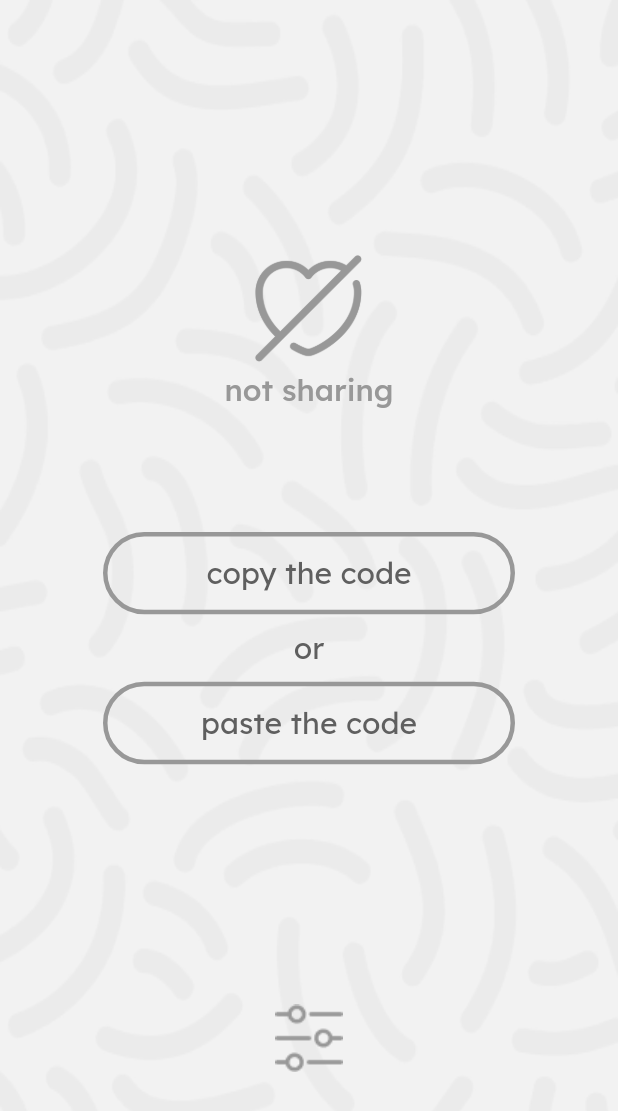
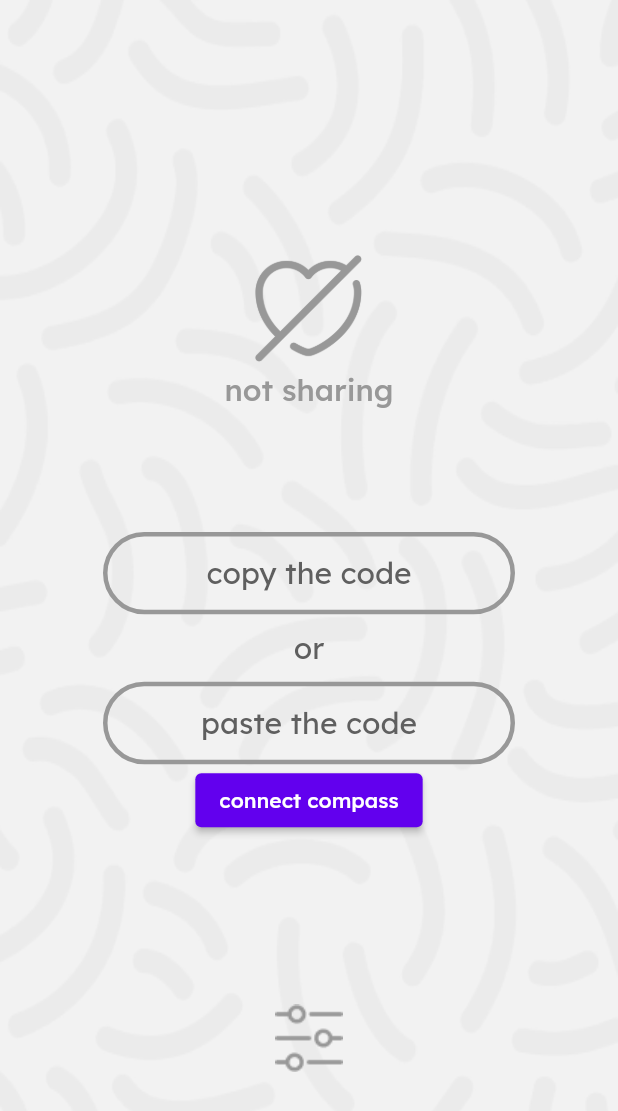
Before and after one commit to lolmaxlevel/compass_app, a Flutter app: the screen it shows after launch, on a phone screen of 412 x 824 dp. Shown: the top 1111 px of the screen. Run offline on Flutter 3.47's test engine with Material 2 defaults, Android fonts, the phone set to English and light mode, and no system bars; our stand-ins replace adaptive_theme, card_swiper, page_transition, pin_code_fields, shared_preferences; missing offline and left inert: background_location, flutter_animator, mutex, random_color_scheme, web_socket_client; network calls fail; statements that could not run were skipped.

Commit message:
everything seems done

```diff
--- a/lib/models/server_io.dart
+++ b/lib/models/server_io.dart
@@ -21,7 +21,6 @@ class Request {
 class LocationRequest extends Request {
   final String type;
   final String id;
-  final String partnerId;
   final String latitude;
   final String longitude;
   final String altitude;
@@ -30,14 +29,13 @@ class LocationRequest extends Request {
   final String speed;
   final String time;
 
-  LocationRequest(this.type,this.id, this.partnerId, this.latitude, this.longitude,
+  LocationRequest(this.type,this.id, this.latitude, this.longitude,
         this.altitude, this.accuracy, this.bearing, this.speed, this.time);
 
   LocationRequest.fromJson(Map<String, dynamic> json)
       :
         type = json['type'],
         id = json['id'],
-        partnerId = json['partner_id'],
         latitude = json['lat'],
         longitude = json['long'],
         altitude = json['alt'],
@@ -50,7 +48,6 @@ class LocationRequest extends Request {
   Map<String, dynamic> toJson() => {
     'type':       "location",
     'id':         id,
-    'partner_id': partnerId,
     'lat':        latitude,
     'long':       longitude,
     'alt':        altitude,
@@ -74,3 +71,34 @@ class HandShakeRequest extends Request{
     'id':         id,
   };
 }
+
+class CompassRequest extends Request{
+  final String type;
+  final String id;
+  final String partnerId;
+  final String status;
+
+  CompassRequest(
+  {
+    this.type = "compass",
+    required this.id,
+    required this.partnerId,
+    required this.status,
+  });
+
+  CompassRequest.fromJson(Map<String, dynamic> json)
+      :
+        type = json['type'],
+        id = json['id'],
+        partnerId = json['partnerId'],
+        status = json['status'];
+
+  @override
+  Map<String, dynamic> toJson() => {
+    'type':       "compass",
+    'id':         id,
+    'partnerId':  partnerId,
+    'status':     status,
+    'time':       DateTime.now().microsecondsSinceEpoch.toString(),
+  };
+}
--- a/lib/pages/main_screen.dart
+++ b/lib/pages/main_screen.dart
@@ -15,6 +15,7 @@ import '../models/server_io.dart';
 import 'package:mutex/mutex.dart';
 import 'package:web_socket_client/web_socket_client.dart';
 import 'package:page_transition/page_transition.dart';
+import 'package:http/http.dart' as http;
 
 class MainScreen extends StatefulWidget {
   final AdaptiveThemeMode? savedThemeMode;
@@ -36,9 +37,12 @@ class MainScreenState extends State<MainScreen> {
   String location = "";
   final Future<SharedPreferences> _prefs = SharedPreferences.getInstance();
   late final WebSocket socket;
-
+  bool compassConnected = false;
+  late Future<String> futureHost;
+  late String host;
   @override
   void initState() {
+    super.initState();
     _prefs.then((SharedPreferences prefs) {
       id = prefs.getString('id')??"";
       if (id == ""){
@@ -46,23 +50,31 @@ class MainScreenState extends State<MainScreen> {
       }
       prefs.setString('id', id);
     });
-    connectToServer();
-    super.initState();
+    futureHost = fetchHost();
+    futureHost.then((value) => host = value);
+    futureHost.whenComplete(
+            () => connectToServer()
+    );
   }
+
   void connectToServer(){
     socket = WebSocket(
-        Uri.parse('ws://192.168.0.106:9000'),
+        Uri.parse("ws://$host"),
         timeout: const Duration(seconds: 5),
         backoff: const ConstantBackoff(Duration(seconds: 5))
     );
     socket.messages.listen((message) {
-      print(message);
+      print("new nessage: $message");
     });
     socket.connection.listen((state) {
       if (state == const Connecting() || state == const Reconnecting()){
         if (kDebugMode) {
           print("connecting");
         }
+        // use provider right here
+        // if (heartClicked){
+        //   toggleLocation();
+        // }
         setState(() {
           isServerConnected = false;
         });
@@ -72,14 +84,17 @@ class MainScreenState extends State<MainScreen> {
         if (kDebugMode) {
           print("connected");
         }
-        sendMessage(HandShakeRequest(id));
         setState(() {
           isServerConnected = true;
         });
+        sendMessage(HandShakeRequest(id));
       }
       if (state == const Disconnected()){
         if (kDebugMode) {
           print("disconnected");
+        }
+        if (heartClicked){
+          toggleLocation();
         }
         setState(() {
           isServerConnected = false;
@@ -87,10 +102,11 @@ class MainScreenState extends State<MainScreen> {
       }
     });
   }
+
   void sendMessage(Request request) {
     if (isServerConnected) {
       if (kDebugMode) {
-        print("sending ${jsonEncode(request)}");
+        print("sending message");
       }
       socket.send(jsonEncode(request));
     }
@@ -125,7 +141,7 @@ class MainScreenState extends State<MainScreen> {
                   child: Column(
                     children: [
                       Padding(padding: EdgeInsets.symmetric(vertical: height*0.10)),
-                      AnimatedHeart(onPressed: toggleLocation, isServerConnected: isServerConnected),
+                      AnimatedHeart(onPressed: toggleLocation, isServerConnected: isServerConnected, isCompassConnected: compassConnected),
                       AnimatedSwitcher(
                           duration: const Duration(milliseconds: 300),
                           transitionBuilder:
@@ -135,7 +151,11 @@ class MainScreenState extends State<MainScreen> {
                                 child: child
                             );},
                           child: Text(
-                            heartClicked?"sharing":"not sharing",
+                            heartClicked
+                                ? (!compassConnected
+                                ? "sharing":"the compass points at your love")
+                                : (!compassConnected
+                                ? "not sharing":"the compass is stopped"),
                             key: ValueKey(heartClicked),
                             style: Theme.of(context).textTheme.bodyLarge,
                           )
@@ -146,7 +166,11 @@ class MainScreenState extends State<MainScreen> {
                       const Text('or', style: TextStyle(fontSize: 20),),
                       const Padding(padding: EdgeInsets.only(top: 10)),
                       const BaseButton(data: "paste the code", child: PasteCode()),
-                      Text(location),
+                      ElevatedButton(onPressed:
+                          () => {setState(() {
+                          compassConnected = !compassConnected;}),
+                          },
+                          child: Text(compassConnected?"disconnect compass":"connect compass")),
                       Expanded(
                         child: Align(
                           alignment: Alignment.bottomCenter,
@@ -193,11 +217,22 @@ class MainScreenState extends State<MainScreen> {
     );
   }
 
-  void toggleLocation(){
+  void toggleLocation() async {
+    final SharedPreferences prefs = await SharedPreferences.getInstance();
+    if (compassConnected) {
+        sendMessage(
+            CompassRequest(
+                id: id,
+                partnerId: prefs.getString('partner_id')??"",
+                status: heartClicked ? "stop" : "start"
+            ));
+      }
+    else {
       heartClicked ? stopLocation() : startLocationService();
-      setState(() {
-        heartClicked = !heartClicked;
-      });
+    }
+    setState(() {
+      heartClicked = !heartClicked;
+    });
   }
 
 
@@ -231,7 +266,6 @@ class MainScreenState extends State<MainScreen> {
             LocationRequest(
               "location",
               prefs.getString('id')??"",
-              prefs.getString('partner_id')??"",
               location.latitude.toString(),
               location.longitude.toString(),
               location.altitude.toString(),
@@ -249,6 +283,20 @@ class MainScreenState extends State<MainScreen> {
     BackgroundLocation.stopLocationService();
   }
 
+  Future<String> fetchHost() async {
+    final response =
+    await http.get(Uri.parse('https://pastebin.com/raw/UK7tXhnn'));
+    if (response.statusCode == 200) {
+      // If the server did return a 200 OK response,
+      // then parse the JSON.
+      return response.body;
+    } else {
+      // If the server did not return a 200 OK response,
+      // then throw an exception.
+      throw Exception('Failed to load album');
+    }
+  }
+
   @override
   void dispose() {
     BackgroundLocation.stopLocationService();
--- a/lib/widgets/AnimatedHeart.dart
+++ b/lib/widgets/AnimatedHeart.dart
@@ -3,11 +3,19 @@ import 'package:flutter_animator/animation/animation_preferences.dart';
 import 'package:flutter_animator/animation/animator_play_states.dart';
 import 'package:flutter_animator/widgets/animator_widget.dart';
 import 'package:flutter_animator/widgets/attention_seekers/heart_beat.dart';
+import 'package:shared_preferences/shared_preferences.dart';
 
 class AnimatedHeart extends StatefulWidget {
-  const AnimatedHeart({Key? key, required this.onPressed, required this.isServerConnected}) : super(key: key);
+  const AnimatedHeart({
+    Key? key,
+    required this.onPressed,
+    required this.isServerConnected,
+    required this.isCompassConnected,
+
+  }) : super(key: key);
   final Function onPressed;
   final bool isServerConnected;
+  final bool isCompassConnected;
 
   @override
   State<AnimatedHeart> createState() => _AnimatedHeartState();
@@ -50,8 +58,25 @@ class _AnimatedHeartState extends State<AnimatedHeart> {
     );
   }
 
-  void toggleHeart(){
-    if (widget.isServerConnected){
+  void toggleHeart() async {
+    var prefs = await SharedPreferences.getInstance();
+    var partnerId = prefs.getString('partner_id')??'';
+    if (!widget.isServerConnected || (widget.isCompassConnected && partnerId.length!=6)) {
+      var text = !widget.isServerConnected
+          ? "server is not connected"
+          : "partner isn't specified";
+      ScaffoldMessenger.of(context)
+          .showSnackBar(
+          SnackBar(
+            content: Text("Can't share location, $text"),
+            duration: Duration(seconds: 2),
+            shape: RoundedRectangleBorder(
+                borderRadius: BorderRadius.all(Radius.circular(15))
+            ),
+            backgroundColor: Color.fromARGB(255, 187, 84, 84),
+          ));
+    }
+    else {
       widget.onPressed();
       if (heartClicked) {
         _key.currentState?.reset();
@@ -66,17 +91,5 @@ class _AnimatedHeartState extends State<AnimatedHeart> {
             :'assets/heart/heart.png';
       });
     }
-    else {
-      ScaffoldMessenger.of(context)
-          .showSnackBar(
-          const SnackBar(
-            content: Text("Can't share location, server is disconnected"),
-            duration: Duration(seconds: 2),
-            shape: RoundedRectangleBorder(
-                borderRadius: BorderRadius.all(Radius.circular(15))
-            ),
-            backgroundColor: Color.fromARGB(255, 187, 84, 84),
-          ));
-    }
   }
 }
--- a/pubspec.yaml
+++ b/pubspec.yaml
@@ -46,6 +46,7 @@ dependencies:
   random_color_scheme: 0.1.4
   url_launcher: ^6.1.10
   card_swiper: ^2.0.4
+  http: ^0.13.6
 
 dev_dependencies:
   flutter_test:
```
Also changed, not shown: pubspec.lock.
